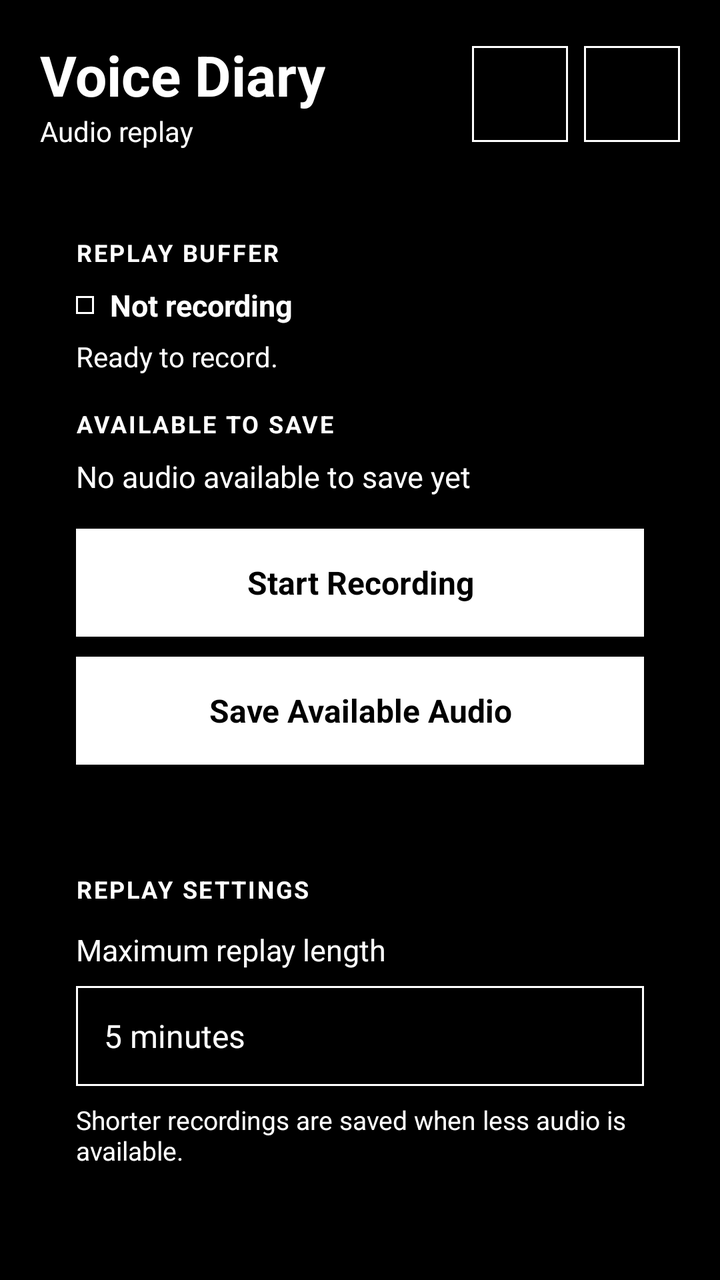
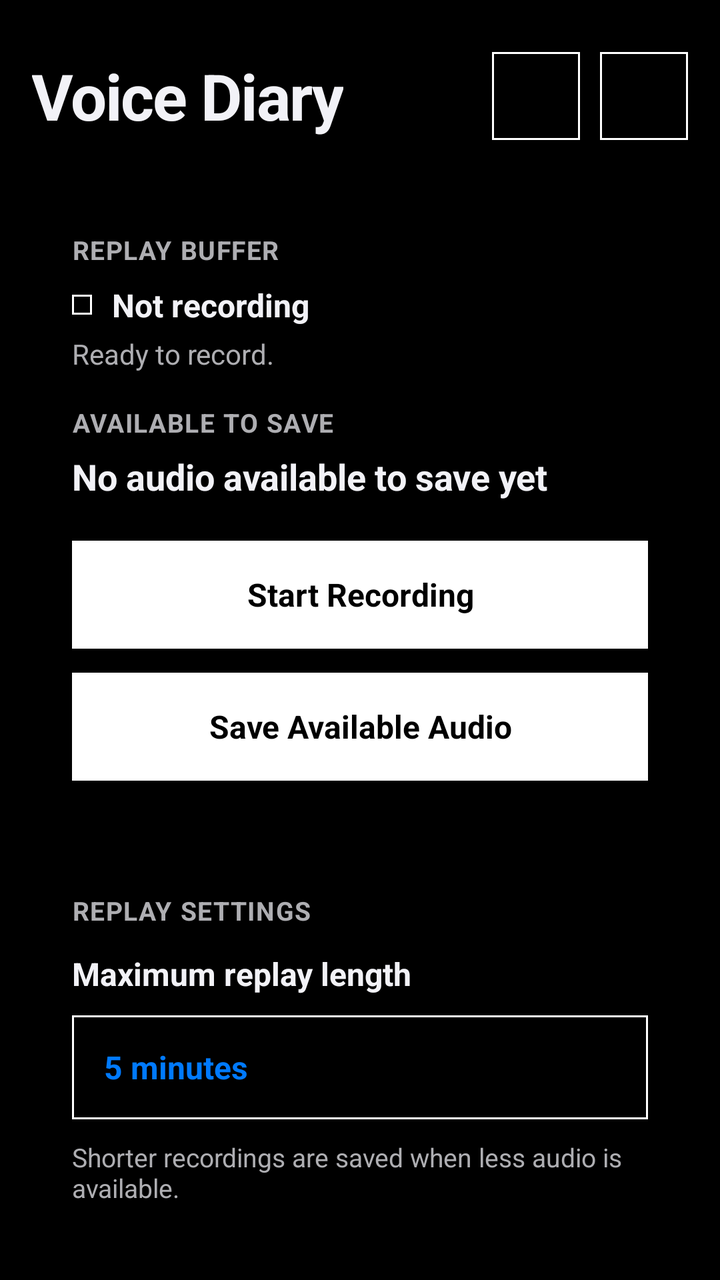

Before-and-after screenshots of an Android layout around one commit, followed by the original layout XML and the change that was made.
<!-- AndroidManifest.xml: application theme Theme.VoiceDiary -->
<!-- res/layout/activity_main.xml -->
<?xml version="1.0" encoding="utf-8"?>
<ScrollView xmlns:android="http://schemas.android.com/apk/res/android"
    xmlns:app="http://schemas.android.com/apk/res-auto"
    android:id="@+id/mainScrollView"
    android:layout_width="match_parent"
    android:layout_height="match_parent"
    android:fillViewport="true"
    android:scrollbars="none">

    <LinearLayout
        android:id="@+id/mainContent"
        android:layout_width="match_parent"
        android:layout_height="wrap_content"
        android:orientation="vertical"
        android:paddingStart="20dp"
        android:paddingTop="18dp"
        android:paddingEnd="20dp"
        android:paddingBottom="28dp">

        <FrameLayout
            android:layout_width="match_parent"
            android:layout_height="58dp"
            android:layout_marginBottom="24dp">

            <LinearLayout
                android:layout_width="match_parent"
                android:layout_height="match_parent"
                android:gravity="center_vertical"
                android:orientation="vertical"
                android:paddingStart="0dp"
                android:paddingEnd="112dp">

                <TextView
                    android:id="@+id/titleText"
                    android:layout_width="wrap_content"
                    android:layout_height="wrap_content"
                    android:text="@string/app_name"
                    android:textColor="@color/white"
                    android:textSize="28sp"
                    android:textStyle="bold" />

                <TextView
                    android:layout_width="wrap_content"
                    android:layout_height="wrap_content"
                    android:text="@string/app_subtitle"
                    android:textColor="@color/white"
                    android:textSize="14sp" />
            </LinearLayout>

            <ImageButton
                android:id="@+id/updateButton"
                android:layout_width="48dp"
                android:layout_height="48dp"
                android:layout_gravity="end|center_vertical"
                android:layout_marginEnd="56dp"
                android:background="@drawable/button_black"
                android:contentDescription="@string/check_for_app_updates"
                android:padding="12dp"
                android:scaleType="centerInside"
                android:src="@drawable/ic_update" />

            <ImageButton
                android:id="@+id/themeToggleButton"
                android:layout_width="48dp"
                android:layout_height="48dp"
                android:layout_gravity="end|center_vertical"
                android:background="@drawable/button_black"
                android:contentDescription="@string/switch_theme"
                android:padding="12dp"
                android:scaleType="centerInside"
                android:src="@drawable/ic_theme_sun" />
        </FrameLayout>

        <LinearLayout
            android:id="@+id/bufferCard"
            android:layout_width="match_parent"
            android:layout_height="wrap_content"
            android:layout_marginBottom="18dp"
            android:orientation="vertical"
            android:padding="18dp">

            <TextView
                android:layout_width="match_parent"
                android:layout_height="wrap_content"
                android:text="@string/replay_buffer"
                android:textColor="@color/white"
                android:textSize="12sp"
                android:textStyle="bold"
                android:letterSpacing="0.08" />

            <LinearLayout
                android:layout_width="match_parent"
                android:layout_height="wrap_content"
                android:layout_marginTop="8dp"
                android:layout_marginBottom="6dp"
                android:gravity="center_vertical"
                android:orientation="horizontal">

                <View
                    android:id="@+id/recordingStateDot"
                    android:layout_width="9dp"
                    android:layout_height="9dp"
                    android:layout_marginEnd="8dp"
                    android:background="@drawable/button_black" />

                <TextView
                    android:id="@+id/recordingStateText"
                    android:layout_width="wrap_content"
                    android:layout_height="wrap_content"
                    android:accessibilityLiveRegion="polite"
                    android:text="@string/not_recording"
                    android:textColor="@color/white"
                    android:textSize="15sp"
                    android:textStyle="bold" />
            </LinearLayout>

            <TextView
                android:id="@+id/statusText"
                android:layout_width="match_parent"
                android:layout_height="wrap_content"
                android:layout_marginBottom="16dp"
                android:gravity="start"
                android:text="@string/ready_to_record"
                android:textColor="@color/white"
                android:textSize="14sp" />

            <ProgressBar
                android:id="@+id/saveProgress"
                style="?android:attr/progressBarStyleHorizontal"
                android:layout_width="match_parent"
                android:layout_height="3dp"
                android:layout_marginBottom="12dp"
                android:indeterminate="true"
                android:indeterminateTint="@color/ios_blue"
                android:visibility="gone" />

            <TextView
                android:layout_width="match_parent"
                android:layout_height="wrap_content"
                android:text="@string/available_to_save"
                android:textColor="@color/white"
                android:textSize="12sp"
                android:textStyle="bold"
                android:letterSpacing="0.08" />

            <TextView
                android:id="@+id/availableDurationText"
                android:layout_width="match_parent"
                android:layout_height="wrap_content"
                android:layout_marginTop="8dp"
                android:layout_marginBottom="16dp"
                android:accessibilityLiveRegion="polite"
                android:text="@string/no_audio_available"
                android:textColor="@color/white"
                android:textSize="15sp"
                android:fontFamily="sans-serif" />

            <Button
                android:id="@+id/startButton"
                android:layout_width="match_parent"
                android:layout_height="54dp"
                android:layout_marginBottom="10dp"
                android:background="@drawable/button_white"
                android:text="@string/start_recording"
                android:textAllCaps="false"
                android:contentDescription="@string/recording_button_description"
                android:textColor="@color/black"
                android:textSize="16sp"
                android:textStyle="bold" />

            <Button
                android:id="@+id/saveButton"
                android:layout_width="match_parent"
                android:layout_height="54dp"
                android:background="@drawable/button_white"
                android:text="@string/save_available_audio"
                android:textAllCaps="false"
                android:contentDescription="@string/save_replay_description"
                android:textColor="@color/black"
                android:textSize="16sp"
                android:textStyle="bold" />
        </LinearLayout>

        <LinearLayout
            android:id="@+id/settingsCard"
            android:layout_width="match_parent"
            android:layout_height="wrap_content"
            android:layout_marginBottom="18dp"
            android:orientation="vertical"
            android:padding="18dp">

            <TextView
                android:layout_width="match_parent"
                android:layout_height="wrap_content"
                android:text="@string/replay_settings"
                android:textColor="@color/white"
                android:textSize="12sp"
                android:textStyle="bold"
                android:letterSpacing="0.08" />

            <TextView
                android:layout_width="match_parent"
                android:layout_height="wrap_content"
                android:layout_marginTop="12dp"
                android:text="@string/maximum_replay_length"
                android:textColor="@color/white"
                android:textSize="15sp" />

            <TextView
                android:id="@+id/segmentLengthPickerButton"
                android:layout_width="match_parent"
                android:layout_height="50dp"
                android:layout_marginTop="8dp"
                android:layout_marginBottom="8dp"
                android:background="@drawable/spinner_square"
                android:clickable="true"
                android:contentDescription="@string/choose_maximum_replay_length"
                app:drawableEndCompat="@drawable/ic_chevron_down"
                android:focusable="true"
                android:gravity="center_vertical"
                android:paddingStart="14dp"
                android:paddingEnd="14dp"
                android:text="@string/minutes_default"
                android:textColor="@color/white"
                android:textSize="16sp" />

            <TextView
                android:layout_width="match_parent"
                android:layout_height="wrap_content"
                android:text="@string/shorter_recordings_note"
                android:textColor="@color/white"
                android:textSize="13sp" />
        </LinearLayout>

        <LinearLayout
            android:id="@+id/recordingsCard"
            android:layout_width="match_parent"
            android:layout_height="wrap_content"
            android:layout_marginBottom="14dp"
            android:orientation="vertical"
            android:padding="18dp">

            <TextView
                android:layout_width="match_parent"
                android:layout_height="wrap_content"
                android:text="@string/recordings"
                android:textColor="@color/white"
                android:textSize="12sp"
                android:textStyle="bold"
                android:letterSpacing="0.08" />

            <TextView
                android:id="@+id/folderText"
                android:layout_width="match_parent"
                android:layout_height="wrap_content"
                android:layout_marginTop="10dp"
                android:layout_marginBottom="12dp"
                android:text="@string/folder_not_selected"
                android:textColor="@color/white"
                android:textSize="14sp" />

            <TextView
                android:id="@+id/storageStatusText"
                android:layout_width="match_parent"
                android:layout_height="wrap_content"
                android:layout_marginBottom="12dp"
                android:text="@string/choose_folder_storage_usage"
                android:textColor="@color/white"
                android:textSize="13sp"
                android:accessibilityLiveRegion="polite" />

            <Button
                android:id="@+id/openRecordingsButton"
                android:layout_width="match_parent"
                android:layout_height="50dp"
                android:layout_marginBottom="8dp"
                android:background="@drawable/button_white"
                android:text="@string/open_saved_recordings"
                android:textAllCaps="false"
                android:contentDescription="@string/open_saved_recordings_description"
                android:textColor="@color/black"
                android:textSize="15sp" />

            <Button
                android:id="@+id/changeFolderButton"
                android:layout_width="match_parent"
                android:layout_height="50dp"
                android:layout_marginBottom="8dp"
                android:background="@drawable/button_white"
                android:text="@string/choose_recordings_folder"
                android:textAllCaps="false"
                android:contentDescription="@string/choose_change_recordings_folder_description"
                android:textColor="@color/black"
                android:textSize="15sp" />

            <Button
                android:id="@+id/clearChunksButton"
                android:layout_width="match_parent"
                android:layout_height="50dp"
                android:layout_marginBottom="8dp"
                android:background="@drawable/button_white"
                android:text="@string/clear_audio_chunks"
                android:textAllCaps="false"
                android:contentDescription="@string/clear_audio_chunks_description"
                android:textColor="@color/black"
                android:textSize="15sp" />

        </LinearLayout>

    </LinearLayout>
</ScrollView>
<!-- resources referenced by this layout -->
<resources>
  <color name="black">#000000</color>
  <color name="ios_blue">#007AFF</color>
  <color name="white">#FFFFFF</color>
  <!-- drawable button_black (drawable) -->
  <?xml version="1.0" encoding="utf-8"?>
  <shape xmlns:android="http://schemas.android.com/apk/res/android" android:shape="rectangle">
      <solid android:color="@color/black" />
      <stroke android:width="1dp" android:color="@color/white" />
  </shape>
  <!-- drawable button_white (drawable) -->
  <?xml version="1.0" encoding="utf-8"?>
  <shape xmlns:android="http://schemas.android.com/apk/res/android" android:shape="rectangle">
      <solid android:color="@color/white" />
      <stroke android:width="1dp" android:color="@color/white" />
  </shape>
  <!-- drawable ic_update (drawable) -->
  <vector xmlns:android="http://schemas.android.com/apk/res/android"
      android:width="24dp"
      android:height="24dp"
      android:viewportWidth="24"
      android:viewportHeight="24">
      <path
          android:fillColor="#FF000000"
          android:pathData="M17.65,6.35A8,8 0,1 0,20 12h-2a6,6 0,1 1,-1.76 -4.24L13,11h7V4z" />
  </vector>
  <!-- drawable spinner_square (drawable) -->
  <?xml version="1.0" encoding="utf-8"?>
  <shape xmlns:android="http://schemas.android.com/apk/res/android" android:shape="rectangle">
      <solid android:color="@color/black" />
      <stroke android:width="1dp" android:color="@color/white" />
  </shape>
  <string name="app_name">Voice Diary</string>
  <string name="app_subtitle">Audio replay</string>
  <string name="available_to_save">AVAILABLE TO SAVE</string>
  <string name="check_for_app_updates">Check for app updates</string>
  <string name="choose_change_recordings_folder_description">Choose or change where audio recordings are stored</string>
  <string name="choose_folder_storage_usage">Choose a folder to see buffered storage usage.</string>
  <string name="choose_maximum_replay_length">Choose maximum replay length</string>
  <string name="choose_recordings_folder">Choose Recordings Folder</string>
  <string name="clear_audio_chunks">Clear Audio Chunks</string>
  <string name="clear_audio_chunks_description">Delete unsaved audio chunks only; saved recordings are kept</string>
  <string name="folder_not_selected">Recordings folder: not selected. Choose a folder before starting.</string>
  <string name="maximum_replay_length">Maximum replay length</string>
  <string name="minutes_default">5 minutes</string>
  <string name="no_audio_available">No audio available to save yet</string>
  <string name="not_recording">Not recording</string>
  <string name="open_saved_recordings">Open Saved Recordings</string>
  <string name="open_saved_recordings_description">Open the folder containing saved audio replays</string>
  <string name="ready_to_record">Ready to record.</string>
  <string name="recording_button_description">Start or stop microphone recording</string>
  <string name="recordings">RECORDINGS</string>
  <string name="replay_buffer">REPLAY BUFFER</string>
  <string name="replay_settings">REPLAY SETTINGS</string>
  <string name="save_available_audio">Save Available Audio</string>
  <string name="save_replay_description">Save the available recent audio replay</string>
  <string name="shorter_recordings_note">Shorter recordings are saved when less audio is available.</string>
  <string name="start_recording">Start Recording</string>
  <string name="switch_theme">Switch light or dark theme</string>
  <color name="ios_dark_blue">#0A84FF</color>
  <color name="ios_dark_surface">#1C1C1E</color>
  <color name="ios_dark_background">#000000</color>
  <color name="ios_dark_text">#F2F2F7</color>
  <color name="ios_dark_secondary">#AEAEB2</color>
  <color name="ios_dark_border">#38383A</color>
  <style name="ShapeAppearance.VoiceDiary.Rounded" parent="">
          <item name="cornerSize">24dp</item>
      </style>
  <!-- unchanged entries left out for length: 4 -->
</resources>

<!-- the commit's change to res/layout/activity_main.xml (unified diff, before → after) -->
@@ -12,95 +12,95 @@
         android:layout_width="match_parent"
         android:layout_height="wrap_content"
         android:orientation="vertical"
-        android:paddingStart="20dp"
-        android:paddingTop="18dp"
-        android:paddingEnd="20dp"
-        android:paddingBottom="28dp">
-
+        android:paddingStart="16dp"
+        android:paddingTop="16dp"
+        android:paddingEnd="16dp"
+        android:paddingBottom="36dp">
+
+        
         <FrameLayout
             android:layout_width="match_parent"
-            android:layout_height="58dp"
-            android:layout_marginBottom="24dp">
+            android:layout_height="64dp"
+            android:layout_marginBottom="16dp">
 
             <LinearLayout
                 android:layout_width="match_parent"
                 android:layout_height="match_parent"
                 android:gravity="center_vertical"
-                android:orientation="vertical"
-                android:paddingStart="0dp"
-                android:paddingEnd="112dp">
+                android:orientation="vertical">
 
                 <TextView
                     android:id="@+id/titleText"
                     android:layout_width="wrap_content"
                     android:layout_height="wrap_content"
                     android:text="@string/app_name"
-                    android:textColor="@color/white"
-                    android:textSize="28sp"
-                    android:textStyle="bold" />
-
-                <TextView
-                    android:layout_width="wrap_content"
-                    android:layout_height="wrap_content"
-                    android:text="@string/app_subtitle"
-                    android:textColor="@color/white"
-                    android:textSize="14sp" />
+                    android:textColor="?attr/colorOnSurface"
+                    android:textSize="32sp"
+                    android:textStyle="bold"
+                    android:letterSpacing="-0.02" />
             </LinearLayout>
 
-            <ImageButton
-                android:id="@+id/updateButton"
-                android:layout_width="48dp"
-                android:layout_height="48dp"
+            <LinearLayout
+                android:layout_width="wrap_content"
+                android:layout_height="match_parent"
                 android:layout_gravity="end|center_vertical"
-                android:layout_marginEnd="56dp"
-                android:background="@drawable/button_black"
-                android:contentDescription="@string/check_for_app_updates"
-                android:padding="12dp"
-                android:scaleType="centerInside"
-                android:src="@drawable/ic_update" />
-
-            <ImageButton
-                android:id="@+id/themeToggleButton"
-                android:layout_width="48dp"
-                android:layout_height="48dp"
-                android:layout_gravity="end|center_vertical"
-                android:background="@drawable/button_black"
-                android:contentDescription="@string/switch_theme"
-                android:padding="12dp"
-                android:scaleType="centerInside"
-                android:src="@drawable/ic_theme_sun" />
+                android:gravity="center_vertical"
+                android:orientation="horizontal">
+
+                <ImageButton
+                    android:id="@+id/updateButton"
+                    android:layout_width="44dp"
+                    android:layout_height="44dp"
+                    android:layout_marginEnd="10dp"
+                    android:background="@drawable/button_black"
+                    android:contentDescription="@string/check_for_app_updates"
+                    android:padding="11dp"
+                    android:scaleType="centerInside"
+                    android:src="@drawable/ic_update" />
+
+                <ImageButton
+                    android:id="@+id/themeToggleButton"
+                    android:layout_width="44dp"
+                    android:layout_height="44dp"
+                    android:background="@drawable/button_black"
+                    android:contentDescription="@string/switch_theme"
+                    android:padding="11dp"
+                    android:scaleType="centerInside"
+                    android:src="@drawable/ic_theme_sun" />
+            </LinearLayout>
         </FrameLayout>
 
+        
         <LinearLayout
             android:id="@+id/bufferCard"
             android:layout_width="match_parent"
             android:layout_height="wrap_content"
-            android:layout_marginBottom="18dp"
+            android:layout_marginBottom="16dp"
             android:orientation="vertical"
-            android:padding="18dp">
+            android:padding="20dp">
 
             <TextView
                 android:layout_width="match_parent"
                 android:layout_height="wrap_content"
                 android:text="@string/replay_buffer"
-                android:textColor="@color/white"
-                android:textSize="12sp"
-                android:textStyle="bold"
-                android:letterSpacing="0.08" />
+                android:textColor="?attr/colorOnSurfaceVariant"
+                android:textSize="13sp"
+                android:textStyle="bold"
+                android:letterSpacing="0.04" />
 
             <LinearLayout
                 android:layout_width="match_parent"
                 android:layout_height="wrap_content"
                 android:layout_marginTop="8dp"
-                android:layout_marginBottom="6dp"
+                android:layout_marginBottom="4dp"
                 android:gravity="center_vertical"
                 android:orientation="horizontal">
 
                 <View
                     android:id="@+id/recordingStateDot"
-                    android:layout_width="9dp"
-                    android:layout_height="9dp"
-                    android:layout_marginEnd="8dp"
+                    android:layout_width="10dp"
+                    android:layout_height="10dp"
+                    android:layout_marginEnd="10dp"
                     android:background="@drawable/button_black" />
 
                 <TextView
@@ -109,8 +109,8 @@
                     android:layout_height="wrap_content"
                     android:accessibilityLiveRegion="polite"
                     android:text="@string/not_recording"
-                    android:textColor="@color/white"
-                    android:textSize="15sp"
+                    android:textColor="?attr/colorOnSurface"
+                    android:textSize="16sp"
                     android:textStyle="bold" />
             </LinearLayout>
 
@@ -121,7 +121,7 @@
                 android:layout_marginBottom="16dp"
                 android:gravity="start"
                 android:text="@string/ready_to_record"
-                android:textColor="@color/white"
+                android:textColor="?attr/colorOnSurfaceVariant"
                 android:textSize="14sp" />
 
             <ProgressBar
@@ -138,32 +138,32 @@
                 android:layout_width="match_parent"
                 android:layout_height="wrap_content"
                 android:text="@string/available_to_save"
-                android:textColor="@color/white"
-                android:textSize="12sp"
-                android:textStyle="bold"
-                android:letterSpacing="0.08" />
+                android:textColor="?attr/colorOnSurfaceVariant"
+                android:textSize="13sp"
+                android:textStyle="bold"
+                android:letterSpacing="0.04" />
 
             <TextView
                 android:id="@+id/availableDurationText"
                 android:layout_width="match_parent"
                 android:layout_height="wrap_content"
-                android:layout_marginTop="8dp"
-                android:layout_marginBottom="16dp"
+                android:layout_marginTop="6dp"
+                android:layout_marginBottom="20dp"
                 android:accessibilityLiveRegion="polite"
                 android:text="@string/no_audio_available"
-                android:textColor="@color/white"
-                android:textSize="15sp"
-                android:fontFamily="sans-serif" />
+                android:textColor="?attr/colorOnSurface"
+                android:textSize="18sp"
+                android:textStyle="bold" />
 
             <Button
                 android:id="@+id/startButton"
                 android:layout_width="match_parent"
                 android:layout_height="54dp"
-                android:layout_marginBottom="10dp"
-                android:background="@drawable/button_white"
+                android:layout_marginBottom="12dp"
+                android:background="@drawable/button_white"
+                android:contentDescription="@string/recording_button_description"
                 android:text="@string/start_recording"
                 android:textAllCaps="false"
-                android:contentDescription="@string/recording_button_description"
                 android:textColor="@color/black"
                 android:textSize="16sp"
                 android:textStyle="bold" />
@@ -173,111 +173,116 @@
                 android:layout_width="match_parent"
                 android:layout_height="54dp"
                 android:background="@drawable/button_white"
+                android:contentDescription="@string/save_replay_description"
                 android:text="@string/save_available_audio"
                 android:textAllCaps="false"
-                android:contentDescription="@string/save_replay_description"
                 android:textColor="@color/black"
                 android:textSize="16sp"
                 android:textStyle="bold" />
         </LinearLayout>
 
+        
         <LinearLayout
             android:id="@+id/settingsCard"
             android:layout_width="match_parent"
             android:layout_height="wrap_content"
-            android:layout_marginBottom="18dp"
+            android:layout_marginBottom="16dp"
             android:orientation="vertical"
-            android:padding="18dp">
+            android:padding="20dp">
 
             <TextView
                 android:layout_width="match_parent"
                 android:layout_height="wrap_content"
                 android:text="@string/replay_settings"
-                android:textColor="@color/white"
-                android:textSize="12sp"
-                android:textStyle="bold"
-                android:letterSpacing="0.08" />
+                android:textColor="?attr/colorOnSurfaceVariant"
+                android:textSize="13sp"
+                android:textStyle="bold"
+                android:letterSpacing="0.04" />
 
             <TextView
                 android:layout_width="match_parent"
                 android:layout_height="wrap_content"
                 android:layout_marginTop="12dp"
                 android:text="@string/maximum_replay_length"
-                android:textColor="@color/white"
-                android:textSize="15sp" />
+                android:textColor="?attr/colorOnSurface"
+                android:textSize="16sp"
+                android:textStyle="bold" />
 
             <TextView
                 android:id="@+id/segmentLengthPickerButton"
                 android:layout_width="match_parent"
-                android:layout_height="50dp"
-                android:layout_marginTop="8dp"
-                android:layout_marginBottom="8dp"
+                android:layout_height="52dp"
+                android:layout_marginTop="10dp"
+                android:layout_marginBottom="10dp"
                 android:background="@drawable/spinner_square"
                 android:clickable="true"
                 android:contentDescription="@string/choose_maximum_replay_length"
-                app:drawableEndCompat="@drawable/ic_chevron_down"
                 android:focusable="true"
                 android:gravity="center_vertical"
-                android:paddingStart="14dp"
-                android:paddingEnd="14dp"
+                android:paddingStart="16dp"
+                android:paddingEnd="16dp"
                 android:text="@string/minutes_default"
-                android:textColor="@color/white"
-                android:textSize="16sp" />
+                android:textColor="@color/ios_blue"
+                android:textSize="16sp"
+                android:textStyle="bold"
+                app:drawableEndCompat="@drawable/ic_chevron_down" />
 
             <TextView
                 android:layout_width="match_parent"
                 android:layout_height="wrap_content"
                 android:text="@string/shorter_recordings_note"
-                android:textColor="@color/white"
+                android:textColor="?attr/colorOnSurfaceVariant"
                 android:textSize="13sp" />
         </LinearLayout>
 
+        
         <LinearLayout
             android:id="@+id/recordingsCard"
             android:layout_width="match_parent"
             android:layout_height="wrap_content"
-            android:layout_marginBottom="14dp"
+            android:layout_marginBottom="16dp"
             android:orientation="vertical"
-            android:padding="18dp">
+            android:padding="20dp">
 
             <TextView
                 android:layout_width="match_parent"
                 android:layout_height="wrap_content"
                 android:text="@string/recordings"
-                android:textColor="@color/white"
-                android:textSize="12sp"
-                android:textStyle="bold"
-                android:letterSpacing="0.08" />
+                android:textColor="?attr/colorOnSurfaceVariant"
+                android:textSize="13sp"
+                android:textStyle="bold"
+                android:letterSpacing="0.04" />
 
             <TextView
                 android:id="@+id/folderText"
                 android:layout_width="match_parent"
                 android:layout_height="wrap_content"
                 android:layout_marginTop="10dp"
-                android:layout_marginBottom="12dp"
+                android:layout_marginBottom="6dp"
                 android:text="@string/folder_not_selected"
-                android:textColor="@color/white"
-                android:textSize="14sp" />
+                android:textColor="?attr/colorOnSurface"
+                android:textSize="15sp"
+                android:textStyle="bold" />
 
             <TextView
                 android:id="@+id/storageStatusText"
                 android:layout_width="match_parent"
                 android:layout_height="wrap_content"
-                android:layout_marginBottom="12dp"
+                android:layout_marginBottom="16dp"
+                android:accessibilityLiveRegion="polite"
                 android:text="@string/choose_folder_storage_usage"
-                android:textColor="@color/white"
-                android:textSize="13sp"
-                android:accessibilityLiveRegion="polite" />
+                android:textColor="?attr/colorOnSurfaceVariant"
+                android:textSize="13sp" />
 
             <Button
                 android:id="@+id/openRecordingsButton"
                 android:layout_width="match_parent"
                 android:layout_height="50dp"
-                android:layout_marginBottom="8dp"
-                android:background="@drawable/button_white"
+                android:layout_marginBottom="10dp"
+                android:background="@drawable/button_white"
+                android:contentDescription="@string/open_saved_recordings_description"
                 android:text="@string/open_saved_recordings"
                 android:textAllCaps="false"
-                android:contentDescription="@string/open_saved_recordings_description"
                 android:textColor="@color/black"
                 android:textSize="15sp" />
 
@@ -285,11 +290,11 @@
                 android:id="@+id/changeFolderButton"
                 android:layout_width="match_parent"
                 android:layout_height="50dp"
-                android:layout_marginBottom="8dp"
-                android:background="@drawable/button_white"
+                android:layout_marginBottom="10dp"
+                android:background="@drawable/button_white"
+                android:contentDescription="@string/choose_change_recordings_folder_description"
                 android:text="@string/choose_recordings_folder"
                 android:textAllCaps="false"
-                android:contentDescription="@string/choose_change_recordings_folder_description"
                 android:textColor="@color/black"
                 android:textSize="15sp" />
 
@@ -297,11 +302,11 @@
                 android:id="@+id/clearChunksButton"
                 android:layout_width="match_parent"
                 android:layout_height="50dp"
-                android:layout_marginBottom="8dp"
-                android:background="@drawable/button_white"
+                android:layout_marginBottom="4dp"
+                android:background="@drawable/button_white"
+                android:contentDescription="@string/clear_audio_chunks_description"
                 android:text="@string/clear_audio_chunks"
                 android:textAllCaps="false"
-                android:contentDescription="@string/clear_audio_chunks_description"
                 android:textColor="@color/black"
                 android:textSize="15sp" />
 
<!-- resource entries referenced after the edit -->
@@ -32,7 +32,6 @@
       <stroke android:width="1dp" android:color="@color/white" />
   </shape>
   <string name="app_name">Voice Diary</string>
-  <string name="app_subtitle">Audio replay</string>
   <string name="available_to_save">AVAILABLE TO SAVE</string>
   <string name="check_for_app_updates">Check for app updates</string>
   <string name="choose_change_recordings_folder_description">Choose or change where audio recordings are stored</string>
